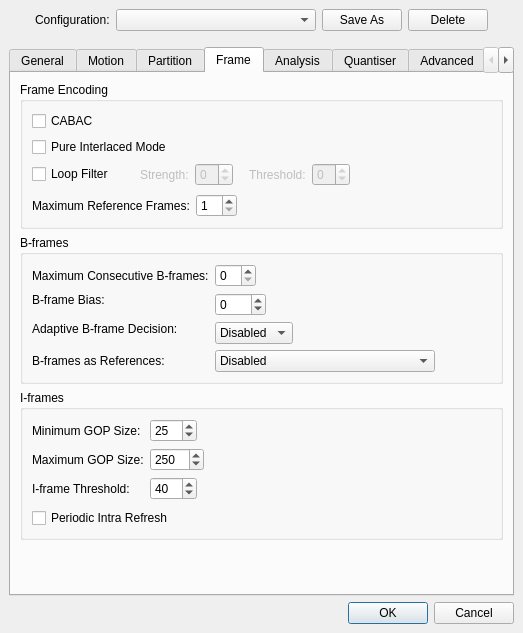
Old version of the form branches/avidemux_2.5_branch_gruntster/plugins/ADM_videoEncoder/ADM_vidEnc_x264/qt4/x264ConfigDialog.ui in the repository BackupTheBerlios/avidemux-svn.
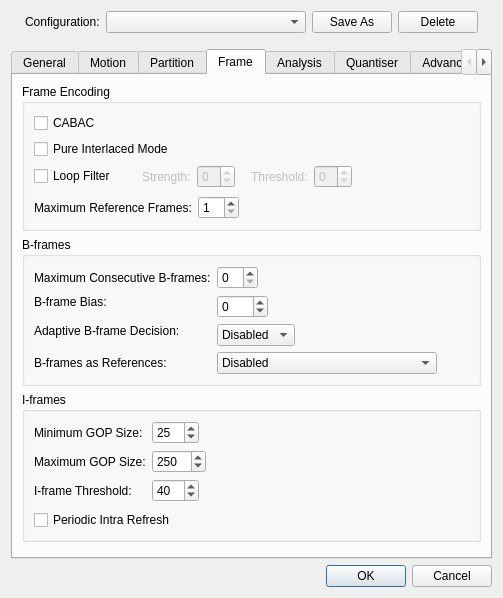
New version of the form. The open tabs and pages were chosen to show the change.

Commit message: [x264] split output options to new tab

What changed in the file:
```diff
--- a/branches/avidemux_2.5_branch_gruntster/plugins/ADM_videoEncoder/ADM_vidEnc_x264/qt4/x264ConfigDialog.ui
+++ b/branches/avidemux_2.5_branch_gruntster/plugins/ADM_videoEncoder/ADM_vidEnc_x264/qt4/x264ConfigDialog.ui
@@ -1,59 +1,53 @@
 <ui version="4.0" >
  <author>(C) 2008 by gruntster</author>
  <class>x264ConfigDialog</class>
- <widget class="QDialog" name="x264ConfigDialog" >
-  <property name="geometry" >
+ <widget class="QDialog" name="x264ConfigDialog">
+  <property name="geometry">
    <rect>
     <x>0</x>
     <y>0</y>
-    <width>523</width>
-    <height>580</height>
+    <width>503</width>
+    <height>598</height>
    </rect>
   </property>
   <property name="windowTitle" >
    <string>x264 Configuraton</string>
   </property>
-  <layout class="QVBoxLayout" >
-   <property name="margin" >
-    <number>9</number>
-   </property>
-   <property name="spacing" >
-    <number>6</number>
-   </property>
+  <layout class="QVBoxLayout" name="_11">
    <item>
-    <layout class="QHBoxLayout" >
-     <property name="margin" >
-      <number>0</number>
-     </property>
-     <property name="spacing" >
+    <layout class="QHBoxLayout">
+     <property name="spacing">
       <number>6</number>
      </property>
+     <property name="margin">
+      <number>0</number>
+     </property>
      <item>
-      <spacer>
-       <property name="orientation" >
+      <spacer name="spacer_8">
+       <property name="orientation">
         <enum>Qt::Horizontal</enum>
        </property>
-       <property name="sizeType" >
+       <property name="sizeType">
         <enum>QSizePolicy::Expanding</enum>
        </property>
-       <property name="sizeHint" >
+       <property name="sizeHint" stdset="0">
         <size>
-         <width>40</width>
-         <height>20</height>
+         <width>0</width>
+         <height>0</height>
         </size>
        </property>
       </spacer>
      </item>
      <item>
-      <widget class="QLabel" name="label_3" >
-       <property name="text" >
+      <widget class="QLabel" name="label_3">
+       <property name="text">
         <string>Configuration:</string>
        </property>
       </widget>
      </item>
      <item>
-      <widget class="QComboBox" name="configurationComboBox" >
-       <property name="minimumSize" >
+      <widget class="QComboBox" name="configurationComboBox">
+       <property name="minimumSize">
         <size>
          <width>200</width>
          <height>0</height>
@@ -62,28 +56,28 @@
       </widget>
      </item>
      <item>
-      <widget class="QPushButton" name="saveAsButton" >
-       <property name="text" >
+      <widget class="QPushButton" name="saveAsButton">
+       <property name="text">
         <string>Save As</string>
        </property>
       </widget>
      </item>
      <item>
-      <widget class="QPushButton" name="deleteButton" >
-       <property name="text" >
+      <widget class="QPushButton" name="deleteButton">
+       <property name="text">
         <string>Delete</string>
        </property>
       </widget>
      </item>
      <item>
-      <spacer>
-       <property name="orientation" >
+      <spacer name="spacer_9">
+       <property name="orientation">
         <enum>Qt::Horizontal</enum>
        </property>
-       <property name="sizeHint" >
+       <property name="sizeHint" stdset="0">
         <size>
-         <width>40</width>
-         <height>20</height>
+         <width>0</width>
+         <height>0</height>
         </size>
        </property>
       </spacer>
@@ -91,24 +85,24 @@
     </layout>
    </item>
    <item>
-    <spacer>
-     <property name="orientation" >
+    <spacer name="spacer_7">
+     <property name="orientation">
       <enum>Qt::Vertical</enum>
      </property>
-     <property name="sizeType" >
+     <property name="sizeType">
       <enum>QSizePolicy::Fixed</enum>
      </property>
-     <property name="sizeHint" >
+     <property name="sizeHint" stdset="0">
       <size>
-       <width>505</width>
+       <width>0</width>
        <height>10</height>
       </size>
      </property>
     </spacer>
    </item>
    <item>
-    <widget class="QTabWidget" name="tabWidget" >
-     <property name="currentIndex" >
+    <widget class="QTabWidget" name="tabWidget">
+     <property name="currentIndex">
       <number>0</number>
      </property>
      <widget class="QWidget" name="tab_1" >
@@ -1308,89 +1302,89 @@
       <attribute name="title" >
        <string>Frame</string>
       </attribute>
-      <layout class="QVBoxLayout" >
-       <property name="margin" >
-        <number>9</number>
-       </property>
-       <property name="spacing" >
+      <layout class="QVBoxLayout">
+       <property name="spacing">
         <number>6</number>
        </property>
+       <property name="margin">
+        <number>9</number>
+       </property>
        <item>
-        <widget class="QGroupBox" name="groupBox_6" >
-         <property name="title" >
+        <widget class="QGroupBox" name="groupBox_6">
+         <property name="title">
           <string>Frame Encoding</string>
          </property>
-         <layout class="QVBoxLayout" >
-          <property name="margin" >
-           <number>9</number>
-          </property>
-          <property name="spacing" >
+         <layout class="QVBoxLayout">
+          <property name="spacing">
            <number>6</number>
           </property>
+          <property name="margin">
+           <number>9</number>
+          </property>
           <item>
-           <widget class="QCheckBox" name="cabacCheckBox" >
-            <property name="text" >
+           <widget class="QCheckBox" name="cabacCheckBox">
+            <property name="text">
              <string>CABAC</string>
             </property>
            </widget>
           </item>
           <item>
-           <widget class="QCheckBox" name="interlacedCheckBox" >
-            <property name="text" >
+           <widget class="QCheckBox" name="interlacedCheckBox">
+            <property name="text">
              <string>Pure Interlaced Mode</string>
             </property>
            </widget>
           </item>
           <item>
-           <layout class="QHBoxLayout" >
-            <property name="margin" >
-             <number>0</number>
-            </property>
-            <property name="spacing" >
+           <layout class="QHBoxLayout">
+            <property name="spacing">
              <number>6</number>
             </property>
+            <property name="margin">
+             <number>0</number>
+            </property>
             <item>
-             <widget class="QCheckBox" name="loopFilterCheckBox" >
-              <property name="text" >
+             <widget class="QCheckBox" name="loopFilterCheckBox">
+              <property name="text">
                <string>Loop Filter</string>
               </property>
              </widget>
             </item>
             <item>
-             <layout class="QHBoxLayout" >
-              <property name="margin" >
-               <number>0</number>
-              </property>
-              <property name="spacing" >
+             <layout class="QHBoxLayout">
+              <property name="spacing">
                <number>6</number>
               </property>
+              <property name="margin">
+               <number>0</number>
+              </property>
               <item>
-               <spacer>
-                <property name="orientation" >
+               <spacer name="spacer_22">
+                <property name="orientation">
                  <enum>Qt::Horizontal</enum>
                 </property>
-                <property name="sizeType" >
+                <property name="sizeType">
                  <enum>QSizePolicy::Fixed</enum>
                 </property>
-                <property name="sizeHint" >
+                <property name="sizeHint" stdset="0">
                  <size>
                   <width>20</width>
-                  <height>20</height>
+                  <height>0</height>
                  </size>
                 </property>
                </spacer>
               </item>
               <item>
-               <layout class="QHBoxLayout" >
-                <property name="margin" >
-                 <number>0</number>
-                </property>
-                <property name="spacing" >
+               <layout class="QHBoxLayout">
+                <property name="spacing">
                  <number>6</number>
                 </property>
+                <property name="margin">
+                 <number>0</number>
+                </property>
                 <item>
-                 <widget class="QLabel" name="alphaC0Label" >
-                  <property name="enabled" >
+                 <widget class="QLabel" name="alphaC0Label">
+                  <property name="enabled">
                    <bool>false</bool>
                   </property>
                   <property name="text" >
@@ -1399,37 +1393,37 @@
                  </widget>
                 </item>
                 <item>
-                 <widget class="QSpinBox" name="alphaC0SpinBox" >
-                  <property name="enabled" >
+                 <widget class="QSpinBox" name="alphaC0SpinBox">
+                  <property name="enabled">
                    <bool>false</bool>
                   </property>
-                  <property name="maximum" >
-                   <number>6</number>
-                  </property>
-                  <property name="minimum" >
+                  <property name="minimum">
                    <number>-6</number>
                   </property>
+                  <property name="maximum">
+                   <number>6</number>
+                  </property>
                  </widget>
                 </item>
                 <item>
-                 <spacer>
-                  <property name="orientation" >
+                 <spacer name="spacer_23">
+                  <property name="orientation">
                    <enum>Qt::Horizontal</enum>
                   </property>
-                  <property name="sizeType" >
+                  <property name="sizeType">
                    <enum>QSizePolicy::Fixed</enum>
                   </property>
-                  <property name="sizeHint" >
+                  <property name="sizeHint" stdset="0">
                    <size>
                     <width>10</width>
-                    <height>20</height>
+                    <height>0</height>
                    </size>
                   </property>
                  </spacer>
                 </item>
                 <item>
-                 <widget class="QLabel" name="betaLabel" >
-                  <property name="enabled" >
+                 <widget class="QLabel" name="betaLabel">
+                  <property name="enabled">
                    <bool>false</bool>
                   </property>
                   <property name="text" >
@@ -1438,30 +1432,27 @@
                  </widget>
                 </item>
                 <item>
-                 <widget class="QSpinBox" name="betaSpinBox" >
-                  <property name="enabled" >
+                 <widget class="QSpinBox" name="betaSpinBox">
+                  <property name="enabled">
                    <bool>false</bool>
                   </property>
-                  <property name="maximum" >
-                   <number>6</number>
-                  </property>
-                  <property name="minimum" >
+                  <property name="minimum">
                    <number>-6</number>
                   </property>
+                  <property name="maximum">
+                   <number>6</number>
+                  </property>
                  </widget>
                 </item>
                 <item>
-                 <spacer>
-                  <property name="orientation" >
+                 <spacer name="spacer_21">
+                  <property name="orientation">
                    <enum>Qt::Horizontal</enum>
                   </property>
-                  <property name="sizeType" >
-                   <enum>QSizePolicy::MinimumExpanding</enum>
-                  </property>
-                  <property name="sizeHint" >
+                  <property name="sizeHint" stdset="0">
                    <size>
-                    <width>10</width>
-                    <height>20</height>
+                    <width>0</width>
+                    <height>0</height>
                    </size>
                   </property>
                  </spacer>
@@ -1474,13 +1465,13 @@
           </item>
           <item>
            <spacer>
-            <property name="orientation" >
+            <property name="orientation">
              <enum>Qt::Vertical</enum>
             </property>
-            <property name="sizeType" >
+            <property name="sizeType">
              <enum>QSizePolicy::Fixed</enum>
             </property>
-            <property name="sizeHint" >
+            <property name="sizeHint" stdset="0">
              <size>
               <width>20</width>
               <height>2</height>
@@ -1489,50 +1480,47 @@
            </spacer>
           </item>
           <item>
-           <layout class="QHBoxLayout" >
-            <property name="margin" >
-             <number>0</number>
-            </property>
-            <property name="spacing" >
+           <layout class="QHBoxLayout">
+            <property name="spacing">
              <number>6</number>
             </property>
+            <property name="margin">
+             <number>0</number>
+            </property>
             <item>
-             <widget class="QLabel" name="label_30" >
-              <property name="text" >
+             <widget class="QLabel" name="label_30">
+              <property name="text">
                <string>Maximum Reference Frames:</string>
               </property>
              </widget>
             </item>
             <item>
-             <layout class="QHBoxLayout" >
-              <property name="margin" >
-               <number>0</number>
-              </property>
-              <property name="spacing" >
+             <layout class="QHBoxLayout">
+              <property name="spacing">
                <number>6</number>
               </property>
+              <property name="margin">
+               <number>0</number>
+              </property>
               <item>
-               <widget class="QSpinBox" name="refFramesSpinBox" >
-                <property name="maximum" >
-                 <number>16</number>
-                </property>
-                <property name="minimum" >
+               <widget class="QSpinBox" name="refFramesSpinBox">
+                <property name="minimum">
                  <number>1</number>
                 </property>
+                <property name="maximum">
+                 <number>16</number>
+                </property>
                </widget>
               </item>
               <item>
-               <spacer>
-                <property name="orientation" >
+               <spacer name="spacer_24">
+                <property name="orientation">
                  <enum>Qt::Horizontal</enum>
                 </property>
-                <property name="sizeType" >
-                 <enum>QSizePolicy::MinimumExpanding</enum>
-                </property>
-                <property name="sizeHint" >
+                <property name="sizeHint" stdset="0">
                  <size>
-                  <width>10</width>
-                  <height>20</height>
+                  <width>0</width>
+                  <height>0</height>
                  </size>
                 </property>
                </spacer>
@@ -1545,34 +1533,34 @@
         </widget>
        </item>
        <item>
-        <widget class="QGroupBox" name="groupBox_9" >
-         <property name="title" >
+        <widget class="QGroupBox" name="groupBox_9">
+         <property name="title">
           <string>B-frames</string>
          </property>
-         <layout class="QGridLayout" >
-          <property name="margin" >
+         <layout class="QGridLayout">
+          <property name="margin">
            <number>9</number>
           </property>
           <property name="spacing" >
            <number>6</number>
           </property>
-          <item row="4" column="0" >
-           <widget class="QLabel" name="label_33" >
-            <property name="text" >
+          <item row="4" column="0">
+           <widget class="QLabel" name="label_33">
+            <property name="text">
              <string>B-frames as References:</string>
             </property>
            </widget>
           </item>
-          <item row="4" column="1" >
-           <layout class="QHBoxLayout" >
-            <property name="margin" >
-             <number>0</number>
-            </property>
-            <property name="spacing" >
+          <item row="4" column="1">
+           <layout class="QHBoxLayout">
+            <property name="spacing">
              <number>6</number>
             </property>
+            <property name="margin">
+             <number>0</number>
+            </property>
             <item>
-             <widget class="QComboBox" name="bFrameRefComboBox" >
+             <widget class="QComboBox" name="bFrameRefComboBox">
               <item>
                <property name="text" >
                 <string>Disabled</string>
@@ -1591,30 +1579,30 @@
              </widget>
             </item>
             <item>
-             <spacer>
-              <property name="orientation" >
+             <spacer name="spacer_28">
+              <property name="orientation">
                <enum>Qt::Horizontal</enum>
               </property>
-              <property name="sizeHint" >
+              <property name="sizeHint" stdset="0">
                <size>
-                <width>40</width>
-                <height>20</height>
+                <width>0</width>
+                <height>0</height>
                </size>
               </property>
              </spacer>
             </item>
            </layout>
           </item>
-          <item row="3" column="1" >
-           <layout class="QHBoxLayout" >
-            <property name="margin" >
-             <number>0</number>
-            </property>
-            <property name="spacing" >
+          <item row="3" column="1">
+           <layout class="QHBoxLayout">
+            <property name="spacing">
              <number>6</number>
             </property>
+            <property name="margin">
+             <number>0</number>
+            </property>
             <item>
-             <widget class="QComboBox" name="adaptiveBFrameComboBox" >
+             <widget class="QComboBox" name="adaptiveBFrameComboBox">
               <item>
                <property name="text" >
                 <string>Disabled</string>
@@ -1633,106 +1621,100 @@
              </widget>
             </item>
             <item>
-             <spacer>
-              <property name="orientation" >
+             <spacer name="spacer_27">
+              <property name="orientation">
                <enum>Qt::Horizontal</enum>
               </property>
-              <property name="sizeHint" >
+              <property name="sizeHint" stdset="0">
                <size>
-                <width>40</width>
-                <height>20</height>
+                <width>0</width>
+                <height>0</height>
                </size>
               </property>
              </spacer>
             </item>
            </layout>
           </item>
-          <item rowspan="2" row="1" column="1" >
-           <layout class="QHBoxLayout" >
-            <property name="margin" >
-             <number>0</number>
-            </property>
-            <property name="spacing" >
+          <item row="1" column="1" rowspan="2">
+           <layout class="QHBoxLayout">
+            <property name="spacing">
              <number>6</number>
             </property>
+            <property name="margin">
+             <number>0</number>
+            </property>
             <item>
-             <widget class="QSpinBox" name="BFrameBiasSpinBox" >
-              <property name="maximum" >
-               <number>100</number>
-              </property>
-              <property name="minimum" >
+             <widget class="QSpinBox" name="BFrameBiasSpinBox">
+              <property name="minimum">
                <number>-100</number>
               </property>
+              <property name="maximum">
+               <number>100</number>
+              </property>
              </widget>
             </item>
             <item>
-             <spacer>
-              <property name="orientation" >
+             <spacer name="spacer_26">
+              <property name="orientation">
                <enum>Qt::Horizontal</enum>
               </property>
-              <property name="sizeType" >
-               <enum>QSizePolicy::MinimumExpanding</enum>
-              </property>
-              <property name="sizeHint" >
+              <property name="sizeHint" stdset="0">
                <size>
-                <width>10</width>
-                <height>20</height>
+                <width>0</width>
+                <height>0</height>
                </size>
               </property>
              </spacer>
             </item>
            </layout>
           </item>
-          <item row="0" column="1" >
-           <layout class="QHBoxLayout" >
-            <property name="margin" >
-             <number>0</number>
-            </property>
-            <property name="spacing" >
+          <item row="0" column="1">
+           <layout class="QHBoxLayout">
+            <property name="spacing">
              <number>6</number>
             </property>
+            <property name="margin">
+             <number>0</number>
+            </property>
             <item>
-             <widget class="QSpinBox" name="maxBFramesSpinBox" >
-              <property name="maximum" >
+             <widget class="QSpinBox" name="maxBFramesSpinBox">
+              <property name="maximum">
                <number>16</number>
               </property>
              </widget>
             </item>
             <item>
-             <spacer>
-              <property name="orientation" >
+             <spacer name="spacer_25">
+              <property name="orientation">
                <enum>Qt::Horizontal</enum>
               </property>
-              <property name="sizeType" >
-               <enum>QSizePolicy::MinimumExpanding</enum>
-              </property>
-              <property name="sizeHint" >
+              <property name="sizeHint" stdset="0">
                <size>
-                <width>10</width>
-                <height>20</height>
+                <width>0</width>
+                <height>0</height>
                </size>
               </property>
              </spacer>
             </item>
            </layout>
           </item>
-          <item row="1" column="0" >
-           <widget class="QLabel" name="label_29" >
-            <property name="text" >
+          <item row="1" column="0">
+           <widget class="QLabel" name="label_29">
+            <property name="text">
              <string>B-frame Bias:</string>
             </property>
            </widget>
           </item>
-          <item row="0" column="0" >
-           <widget class="QLabel" name="label_31" >
-            <property name="text" >
+          <item row="0" column="0">
+           <widget class="QLabel" name="label_31">
+            <property name="text">
              <string>Maximum Consecutive B-frames:</string>
             </property>
            </widget>
           </item>
-          <item rowspan="2" row="2" column="0" >
-           <widget class="QLabel" name="label_4" >
-            <property name="text" >
+          <item row="2" column="0" rowspan="2">
+           <widget class="QLabel" name="label_4">
+            <property name="text">
              <string>Adaptive B-frame Decision:</string>
             </property>
            </widget>
@@ -1741,44 +1723,44 @@
         </widget>
        </item>
        <item>
-        <widget class="QGroupBox" name="groupBox_8" >
-         <property name="title" >
+        <widget class="QGroupBox" name="groupBox_8">
+         <property name="title">
           <string>I-frames</string>
          </property>
-         <layout class="QVBoxLayout" >
-          <property name="margin" >
-           <number>9</number>
-          </property>
-          <property name="spacing" >
+         <layout class="QVBoxLayout">
+          <property name="spacing">
            <number>6</number>
           </property>
+          <property name="margin">
+           <number>9</number>
+          </property>
           <item>
-           <layout class="QVBoxLayout" >
-            <property name="margin" >
-             <number>0</number>
-            </property>
-            <property name="spacing" >
+           <layout class="QVBoxLayout">
+            <property name="spacing">
              <number>6</number>
             </property>
+            <property name="margin">
+             <number>0</number>
+            </property>
             <item>
-             <layout class="QGridLayout" >
-              <property name="margin" >
+             <layout class="QGridLayout">
+              <property name="margin">
                <number>0</number>
               </property>
               <property name="spacing" >
                <number>6</number>
               </property>
-              <item row="0" column="1" >
-               <layout class="QHBoxLayout" >
-                <property name="margin" >
-                 <number>0</number>
-                </property>
-                <property name="spacing" >
+              <item row="0" column="1">
+               <layout class="QHBoxLayout">
+                <property name="spacing">
                  <number>6</number>
                 </property>
+                <property name="margin">
+                 <number>0</number>
+                </property>
                 <item>
-                 <widget class="QSpinBox" name="minGopSizeSpinBox" >
-                  <property name="maximum" >
+                 <widget class="QSpinBox" name="minGopSizeSpinBox">
+                  <property name="maximum">
                    <number>100</number>
                   </property>
                   <property name="value" >
@@ -1787,94 +1769,88 @@
                  </widget>
                 </item>
                 <item>
-                 <spacer>
-                  <property name="orientation" >
+                 <spacer name="spacer_29">
+                  <property name="orientation">
                    <enum>Qt::Horizontal</enum>
                   </property>
-                  <property name="sizeType" >
-                   <enum>QSizePolicy::MinimumExpanding</enum>
-                  </property>
-                  <property name="sizeHint" >
+                  <property name="sizeHint" stdset="0">
                    <size>
-                    <width>10</width>
-                    <height>20</height>
+                    <width>0</width>
+                    <height>0</height>
                    </size>
                   </property>
                  </spacer>
                 </item>
                </layout>
               </item>
-              <item row="1" column="0" >
-               <widget class="QLabel" name="label_26" >
-                <property name="text" >
+              <item row="1" column="0">
+               <widget class="QLabel" name="label_26">
+                <property name="text">
                  <string>Maximum GOP Size:</string>
                 </property>
                </widget>
               </item>
-              <item row="2" column="0" >
-               <widget class="QLabel" name="label_27" >
-                <property name="text" >
+              <item row="2" column="0">
+               <widget class="QLabel" name="label_27">
+                <property name="text">
                  <string>I-frame Threshold:</string>
                 </property>
                </widget>
               </item>
-              <item row="1" column="1" >
-               <layout class="QHBoxLayout" >
-                <property name="margin" >
-                 <number>0</number>
-                </property>
-                <property name="spacing" >
+              <item row="1" column="1">
+               <layout class="QHBoxLayout">
+                <property name="spacing">
                  <number>6</number>
                 </property>
+                <property name="margin">
+                 <number>0</number>
+                </property>
                 <item>
-                 <widget class="QSpinBox" name="maxGopSizeSpinBox" >
-                  <property name="maximum" >
+                 <widget class="QSpinBox" name="maxGopSizeSpinBox">
+                  <property name="minimum">
+                   <number>1</number>
+                  </property>
+                  <property name="maximum">
                    <number>1000</number>
                   </property>
-                  <property name="minimum" >
-                   <number>1</number>
-                  </property>
-                  <property name="value" >
+                  <property name="value">
                    <number>250</number>
                   </property>
                  </widget>
                 </item>
                 <item>
-                 <spacer>
-                  <property name="orientation" >
+                 <spacer name="spacer_30">
+                  <property name="orientation">
                    <enum>Qt::Horizontal</enum>
                   </property>
-                  <property name="sizeType" >
-                   <enum>QSizePolicy::MinimumExpanding</enum>
-                  </property>
-                  <property name="sizeHint" >
+                  <property name="sizeHint" stdset="0">
                    <size>
-                    <width>10</width>
-                    <height>20</height>
+                    <width>0</width>
+                    <height>0</height>
                    </size>
                   </property>
                  </spacer>
                 </item>
                </layout>
               </item>
-              <item row="0" column="0" >
-               <widget class="QLabel" name="label_28" >
-                <property name="text" >
+              <item row="0" column="0">
+               <widget class="QLabel" name="label_28">
+                <property name="text">
                  <string>Minimum GOP Size:</string>
                 </property>
                </widget>
               </item>
-              <item row="2" column="1" >
-               <layout class="QHBoxLayout" >
-                <property name="margin" >
-                 <number>0</number>
-                </property>
-                <property name="spacing" >
+              <item row="2" column="1">
+               <layout class="QHBoxLayout">
+                <property name="spacing">
                  <number>6</number>
                 </property>
+                <property name="margin">
+                 <number>0</number>
+                </property>
                 <item>
-                 <widget class="QSpinBox" name="IFrameThresholdSpinBox" >
-                  <property name="maximum" >
+                 <widget class="QSpinBox" name="IFrameThresholdSpinBox">
+                  <property name="maximum">
                    <number>100</number>
                   </property>
                   <property name="value" >
@@ -1883,17 +1859,14 @@
                  </widget>
                 </item>
                 <item>
-                 <spacer>
-                  <property name="orientation" >
+                 <spacer name="spacer_31">
+                  <property name="orientation">
                    <enum>Qt::Horizontal</enum>
                   </property>
-                  <property name="sizeType" >
-                   <enum>QSizePolicy::MinimumExpanding</enum>
-                  </property>
-                  <property name="sizeHint" >
+                  <property name="sizeHint" stdset="0">
                    <size>
-                    <width>10</width>
-                    <height>20</height>
+                    <width>0</width>
+                    <height>0</height>
                    </size>
                   </property>
                  </spacer>
@@ -1904,13 +1877,13 @@
             </item>
             <item>
              <spacer>
-              <property name="orientation" >
+              <property name="orientation">
                <enum>Qt::Vertical</enum>
               </property>
-              <property name="sizeType" >
+              <property name="sizeType">
                <enum>QSizePolicy::Fixed</enum>
               </property>
-              <property name="sizeHint" >
+              <property name="sizeHint" stdset="0">
                <size>
                 <width>362</width>
                 <height>2</height>
@@ -1919,8 +1892,8 @@
              </spacer>
             </item>
             <item>
-             <widget class="QCheckBox" name="intraRefreshCheckBox" >
-              <property name="text" >
+             <widget class="QCheckBox" name="intraRefreshCheckBox">
+              <property name="text">
                <string>Periodic Intra Refresh</string>
               </property>
              </widget>
@@ -1931,14 +1904,14 @@
         </widget>
        </item>
        <item>
-        <spacer>
-         <property name="orientation" >
+        <spacer name="spacer_32">
+         <property name="orientation">
           <enum>Qt::Vertical</enum>
          </property>
-         <property name="sizeHint" >
+         <property name="sizeHint" stdset="0">
           <size>
-           <width>20</width>
-           <height>40</height>
+           <width>0</width>
+           <height>0</height>
           </size>
          </property>
         </spacer>
@@ -3341,9 +3314,9 @@
        </item>
       </layout>
      </widget>
-     <widget class="QWidget" name="tab_8" >
-      <attribute name="title" >
-       <string>Output</string>
+     <widget class="QWidget" name="tab_8">
+      <attribute name="title">
+       <string>Output 1</string>
       </attribute>
       <layout class="QVBoxLayout" >
        <property name="margin" >
@@ -3754,8 +3727,28 @@
         </widget>
        </item>
        <item>
-        <widget class="QGroupBox" name="groupBox_5" >
-         <property name="title" >
+        <spacer name="spacer_60">
+         <property name="orientation">
+          <enum>Qt::Vertical</enum>
+         </property>
+         <property name="sizeHint" stdset="0">
+          <size>
+           <width>0</width>
+           <height>0</height>
+          </size>
+         </property>
+        </spacer>
+       </item>
+      </layout>
+     </widget>
+     <widget class="QWidget" name="tab">
+      <attribute name="title">
+       <string>Output 2</string>
+      </attribute>
+      <layout class="QVBoxLayout" name="verticalLayout">
+       <item>
+        <widget class="QGroupBox" name="groupBox_5">
+         <property name="title">
           <string>Video Usability Information</string>
          </property>
          <layout class="QVBoxLayout" >
@@ -4214,20 +4207,17 @@
     </widget>
    </item>
    <item>
-    <layout class="QHBoxLayout" >
-     <property name="margin" >
-      <number>0</number>
-     </property>
-     <property name="spacing" >
+    <layout class="QHBoxLayout">
+     <property name="spacing">
       <number>6</number>
      </property>
      <item>
-      <widget class="QDialogButtonBox" name="buttonBox" >
-       <property name="orientation" >
+      <widget class="QDialogButtonBox" name="buttonBox">
+       <property name="orientation">
         <enum>Qt::Horizontal</enum>
        </property>
-       <property name="standardButtons" >
-        <set>QDialogButtonBox::Cancel|QDialogButtonBox::NoButton|QDialogButtonBox::Ok</set>
+       <property name="standardButtons">
+        <set>QDialogButtonBox::Cancel|QDialogButtonBox::Ok</set>
        </property>
       </widget>
      </item>
```
Left out of the diff: 2759 changed lines with no effect on the pictures.
